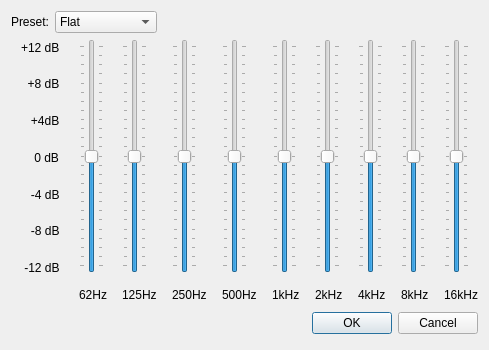
zenix935/ZenPlayer, file equalizerDialog.ui: the form before one commit.
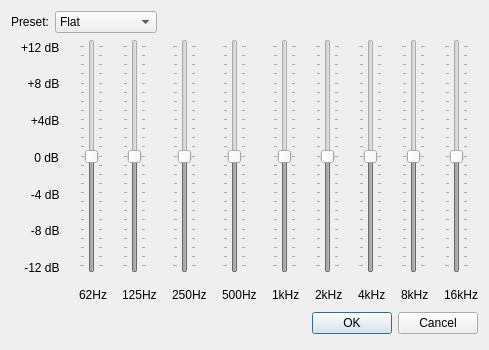
The form after the commit.

Commit message: Equalizer half way there

```diff
--- a/equalizerDialog.ui
+++ b/equalizerDialog.ui
@@ -181,6 +181,9 @@
       <layout class="QVBoxLayout" name="verticalLayout">
        <item>
         <widget class="QSlider" name="hz62Slider">
+         <property name="enabled">
+          <bool>false</bool>
+         </property>
          <property name="cursor">
           <cursorShape>PointingHandCursor</cursorShape>
          </property>
@@ -211,6 +214,9 @@
       <layout class="QVBoxLayout" name="verticalLayout_2">
        <item>
         <widget class="QSlider" name="hz125Slider">
+         <property name="enabled">
+          <bool>false</bool>
+         </property>
          <property name="cursor">
           <cursorShape>PointingHandCursor</cursorShape>
          </property>
@@ -241,6 +247,9 @@
       <layout class="QVBoxLayout" name="verticalLayout_3">
        <item>
         <widget class="QSlider" name="hz250Slider">
+         <property name="enabled">
+          <bool>false</bool>
+         </property>
          <property name="cursor">
           <cursorShape>PointingHandCursor</cursorShape>
          </property>
@@ -271,6 +280,9 @@
       <layout class="QVBoxLayout" name="verticalLayout_4">
        <item>
         <widget class="QSlider" name="hz500Slider">
+         <property name="enabled">
+          <bool>false</bool>
+         </property>
          <property name="cursor">
           <cursorShape>PointingHandCursor</cursorShape>
          </property>
@@ -301,6 +313,9 @@
       <layout class="QVBoxLayout" name="verticalLayout_5">
        <item>
         <widget class="QSlider" name="hz1kSlider">
+         <property name="enabled">
+          <bool>false</bool>
+         </property>
          <property name="cursor">
           <cursorShape>PointingHandCursor</cursorShape>
          </property>
@@ -331,6 +346,9 @@
       <layout class="QVBoxLayout" name="verticalLayout_6">
        <item>
         <widget class="QSlider" name="hz2kSlider">
+         <property name="enabled">
+          <bool>false</bool>
+         </property>
          <property name="cursor">
           <cursorShape>PointingHandCursor</cursorShape>
          </property>
@@ -361,6 +379,9 @@
       <layout class="QVBoxLayout" name="verticalLayout_7">
        <item>
         <widget class="QSlider" name="hz4kSlider">
+         <property name="enabled">
+          <bool>false</bool>
+         </property>
          <property name="cursor">
           <cursorShape>PointingHandCursor</cursorShape>
          </property>
@@ -391,6 +412,9 @@
       <layout class="QVBoxLayout" name="verticalLayout_8">
        <item>
         <widget class="QSlider" name="hz8kSlider">
+         <property name="enabled">
+          <bool>false</bool>
+         </property>
          <property name="cursor">
           <cursorShape>PointingHandCursor</cursorShape>
          </property>
@@ -421,6 +445,9 @@
       <layout class="QVBoxLayout" name="verticalLayout_9">
        <item>
         <widget class="QSlider" name="hz16kSlider">
+         <property name="enabled">
+          <bool>false</bool>
+         </property>
          <property name="cursor">
           <cursorShape>PointingHandCursor</cursorShape>
          </property>
```
Left out of the diff: 37 changed lines with no effect on the pictures. The commit also changes 2 other files.
